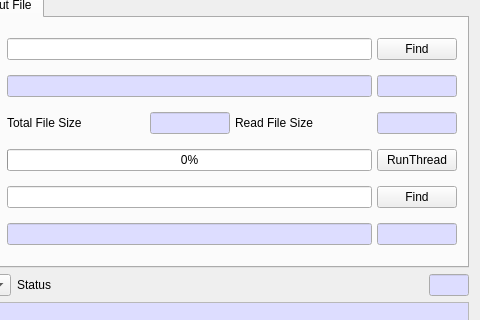
Qt form CryptokiMan/decrypt_dlg.ui (jykim74/CryptokiMan) before a commit; both pictures show x 121 to 601 and y 250 to 570 of the 601 by 775 pixel window.
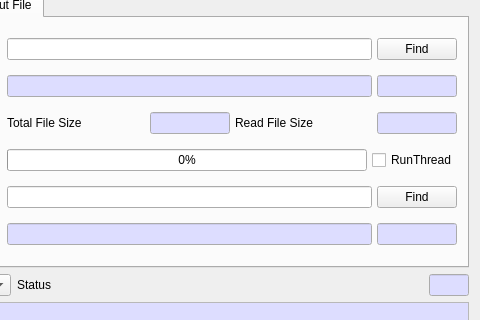
The same form after that commit.

What changed in the file:
```diff
--- a/CryptokiMan/decrypt_dlg.ui
+++ b/CryptokiMan/decrypt_dlg.ui
@@ -1145,7 +1145,7 @@
           </widget>
          </item>
          <item row="0" column="2">
-          <widget class="QPushButton" name="mDecThreadBtn">
+          <widget class="QCheckBox" name="mRunThreadCheck">
            <property name="text">
             <string>RunThread</string>
            </property>
```
Left out of the diff: 14 changed lines with no effect on the pictures.
